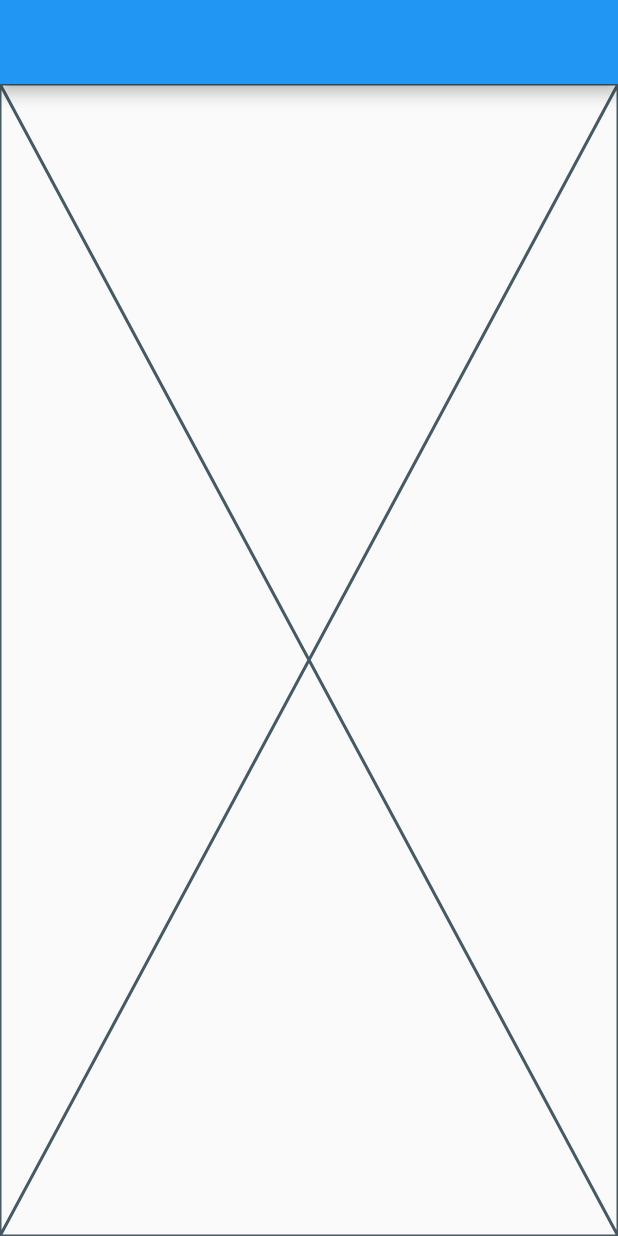
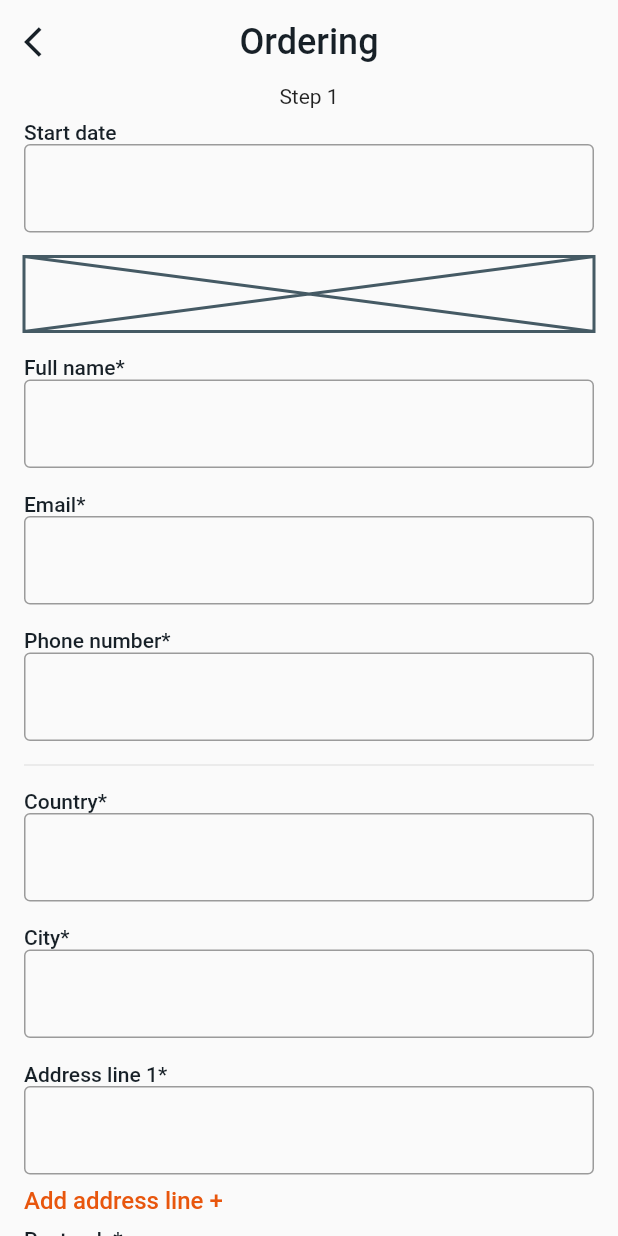
Before and after one commit to EgorP51/nix_test_task, a Flutter app: the screen it shows after launch, on a phone screen of 412 x 824 dp. Run offline on Flutter 3.47's test engine with Material 2 defaults, Android fonts, the light colour scheme and no system bars; our stand-ins replace google_fonts.

Commit message:
- basic implementation of the order page UI

```diff
--- /dev/null
+++ b/lib/ordering/constants/numeric_constants.dart
@@ -0,0 +1,4 @@
+class NumericConstants {
+  static const double defaultPadding = 16;
+  static const double buttonRadius = 50;
+}
--- /dev/null
+++ b/lib/ordering/constants/texts.dart
@@ -0,0 +1,14 @@
+class Texts {
+  static const String ordering = 'Ordering';
+  static const String step1 = 'Step 1';
+  static const String startDate = 'Start date';
+  static const String fullName = 'Full name*';
+  static const String email = 'Email*';
+  static const String phoneNumber = 'Phone number*';
+  static const String country = 'Country*';
+  static const String city = 'City*';
+  static const String addAddressLine = 'Add address line +';
+  static String addressLine(int number) => 'Address line $number*';
+  static const String postcode = 'Postcode*';
+  static const String nextStep = 'Next step';
+}
--- a/lib/ordering/constants/ui/order_text_styles.dart
+++ b/lib/ordering/constants/ui/order_text_styles.dart
@@ -1,5 +1,6 @@
 import 'package:flutter/material.dart';
 import 'package:google_fonts/google_fonts.dart';
+import 'package:nix_test_task/ordering/constants/ui/order_colors.dart';
 
 class OrderTextStyles {
   static TextStyle headerBold = GoogleFonts.roboto(
@@ -8,12 +9,16 @@ class OrderTextStyles {
   );
   static TextStyle headerSemiBold = GoogleFonts.roboto(
     fontSize: 24.0,
-    // TODO: refactor as needed
+    color: OrderColors.black,
     fontWeight: FontWeight.w500,
   );
   static TextStyle text1 = GoogleFonts.roboto(
     fontSize: 32,
     fontWeight: FontWeight.bold,
   );
+  static TextStyle textMedium = GoogleFonts.roboto(
+    fontSize: 16,
+    fontWeight: FontWeight.w500,
+  );
   // add as needed
 }
--- /dev/null
+++ b/lib/ordering/constants/ui/widgets/custom_divider.dart
@@ -0,0 +1,16 @@
+import 'package:flutter/material.dart';
+import 'package:nix_test_task/ordering/constants/numeric_constants.dart';
+
+class CustomDivider extends StatelessWidget {
+  const CustomDivider({super.key});
+
+  @override
+  Widget build(BuildContext context) {
+    return const Padding(
+      padding: EdgeInsets.symmetric(
+        horizontal: NumericConstants.defaultPadding,
+      ),
+      child: Divider(),
+    );
+  }
+}
--- a/lib/ordering/constants/ui/widgets/order_text_field.dart
+++ b/lib/ordering/constants/ui/widgets/order_text_field.dart
@@ -5,6 +5,10 @@ class OrderTextField extends StatelessWidget {
 
   @override
   Widget build(BuildContext context) {
-    return TextFormField();
+    return TextFormField(
+      decoration: const InputDecoration(
+        border: OutlineInputBorder()
+      ),
+    );
   }
 }
--- /dev/null
+++ b/lib/ordering/presentation/widgets/add_address_button.dart
@@ -0,0 +1,30 @@
+import 'package:flutter/material.dart';
+import 'package:nix_test_task/ordering/constants/numeric_constants.dart';
+import 'package:nix_test_task/ordering/constants/ui/order_colors.dart';
+import 'package:nix_test_task/ordering/constants/ui/order_text_styles.dart';
+import 'package:nix_test_task/ordering/constants/texts.dart';
+
+class AddAddressButton extends StatelessWidget {
+  const AddAddressButton({super.key});
+
+  @override
+  Widget build(BuildContext context) {
+    return Align(
+      alignment: Alignment.centerLeft,
+      child: Padding(
+        padding: const EdgeInsets.symmetric(
+          horizontal: NumericConstants.defaultPadding,
+        ),
+        child: InkWell(
+          onTap: () {},
+          child: Text(
+            Texts.addAddressLine,
+            style: OrderTextStyles.textMedium.copyWith(
+              color: OrderColors.orange,
+            ),
+          ),
+        ),
+      ),
+    );
+  }
+}
--- /dev/null
+++ b/lib/ordering/presentation/widgets/next_step_button.dart
@@ -0,0 +1,32 @@
+import 'package:flutter/cupertino.dart';
+import 'package:nix_test_task/ordering/constants/numeric_constants.dart';
+import 'package:nix_test_task/ordering/constants/texts.dart';
+import 'package:nix_test_task/ordering/constants/ui/order_colors.dart';
+import 'package:nix_test_task/ordering/constants/ui/order_text_styles.dart';
+
+class NextStepButton extends StatelessWidget {
+  const NextStepButton({super.key});
+
+  @override
+  Widget build(BuildContext context) {
+    return Padding(
+      padding: const EdgeInsets.symmetric(
+        horizontal: NumericConstants.defaultPadding,
+      ),
+      child: SizedBox(
+        width: double.infinity,
+        child: CupertinoButton(
+          color: OrderColors.orange,
+          borderRadius: BorderRadius.circular(NumericConstants.buttonRadius),
+          child: Text(
+            Texts.nextStep,
+            style: OrderTextStyles.textMedium.copyWith(
+              color: OrderColors.white,
+            ),
+          ),
+          onPressed: () {},
+        ),
+      ),
+    );
+  }
+}
--- a/lib/ordering/presentation/widgets/order_body.dart
+++ b/lib/ordering/presentation/widgets/order_body.dart
@@ -1,10 +1,57 @@
 import 'package:flutter/material.dart';
+import 'package:nix_test_task/ordering/constants/texts.dart';
+import 'package:nix_test_task/ordering/constants/ui/widgets/custom_divider.dart';
+import 'package:nix_test_task/ordering/presentation/widgets/add_address_button.dart';
+import 'package:nix_test_task/ordering/presentation/widgets/next_step_button.dart';
+import 'package:nix_test_task/ordering/presentation/widgets/select_recipient_address_widget.dart';
+import 'package:nix_test_task/ordering/presentation/widgets/select_sender_details_widget.dart';
+import 'package:nix_test_task/ordering/presentation/widgets/text_field_with_title.dart';
 
 class OrderBody extends StatelessWidget {
   const OrderBody({super.key});
 
   @override
   Widget build(BuildContext context) {
-    return const Placeholder();
+    return SingleChildScrollView(
+      child: Column(
+        children: [
+          const Text(Texts.step1),
+          const TextFieldWithTitle(title: Texts.startDate),
+          ...senderWidgets(),
+          ...recipientWidgets(),
+          const NextStepButton(),
+        ],
+      ),
+    );
+  }
+
+  List<Widget> senderWidgets() {
+    return [
+      const SelectSenderDetailsWidget(),
+      const TextFieldWithTitle(title: Texts.fullName),
+      const TextFieldWithTitle(title: Texts.email),
+      const TextFieldWithTitle(title: Texts.phoneNumber),
+      const CustomDivider(),
+      const TextFieldWithTitle(title: Texts.country),
+      const TextFieldWithTitle(title: Texts.city),
+      TextFieldWithTitle(title: Texts.addressLine(1)),
+      const AddAddressButton(),
+      const TextFieldWithTitle(title: Texts.postcode),
+    ];
+  }
+
+  List<Widget> recipientWidgets() {
+    return [
+      const SelectRecipientAddressWidget(),
+      const TextFieldWithTitle(title: Texts.fullName),
+      const TextFieldWithTitle(title: Texts.email),
+      const TextFieldWithTitle(title: Texts.phoneNumber),
+      const CustomDivider(),
+      const TextFieldWithTitle(title: Texts.country),
+      const TextFieldWithTitle(title: Texts.city),
+      TextFieldWithTitle(title: Texts.addressLine(1)),
+      const AddAddressButton(),
+      const TextFieldWithTitle(title: Texts.postcode),
+    ];
   }
 }
--- a/lib/ordering/presentation/widgets/order_widget.dart
+++ b/lib/ordering/presentation/widgets/order_widget.dart
@@ -1,4 +1,7 @@
 import 'package:flutter/material.dart';
+import 'package:nix_test_task/ordering/constants/texts.dart';
+import 'package:nix_test_task/ordering/constants/ui/order_colors.dart';
+import 'package:nix_test_task/ordering/constants/ui/order_text_styles.dart';
 import 'package:nix_test_task/ordering/presentation/widgets/order_body.dart';
 
 class OrderWidget extends StatelessWidget {
@@ -7,7 +10,14 @@ class OrderWidget extends StatelessWidget {
   @override
   Widget build(BuildContext context) {
     return Scaffold(
-      appBar: AppBar(),
+      appBar: AppBar(
+        backgroundColor: Colors.transparent,
+        elevation: 0,
+        title: Text(Texts.ordering, style: OrderTextStyles.headerSemiBold),
+        centerTitle: true,
+        leading: const Icon(Icons.arrow_back_ios),
+        iconTheme: const IconThemeData(color: OrderColors.black),
+      ),
       body: const OrderBody(),
     );
   }
--- /dev/null
+++ b/lib/ordering/presentation/widgets/select_recipient_address_widget.dart
@@ -0,0 +1,20 @@
+import 'package:flutter/material.dart';
+import 'package:nix_test_task/ordering/constants/numeric_constants.dart';
+
+class SelectRecipientAddressWidget extends StatelessWidget {
+  const SelectRecipientAddressWidget({super.key});
+
+  @override
+  Widget build(BuildContext context) {
+    return const Padding(
+      padding: EdgeInsets.symmetric(
+        vertical: NumericConstants.defaultPadding / 2,
+        horizontal: NumericConstants.defaultPadding,
+      ),
+      child: SizedBox(
+        height: 50,
+        child: Placeholder(),
+      ),
+    );
+  }
+}
--- /dev/null
+++ b/lib/ordering/presentation/widgets/select_sender_details_widget.dart
@@ -0,0 +1,20 @@
+import 'package:flutter/material.dart';
+import 'package:nix_test_task/ordering/constants/numeric_constants.dart';
+
+class SelectSenderDetailsWidget extends StatelessWidget {
+  const SelectSenderDetailsWidget({super.key});
+
+  @override
+  Widget build(BuildContext context) {
+    return const Padding(
+      padding: EdgeInsets.symmetric(
+        vertical: NumericConstants.defaultPadding / 2,
+        horizontal: NumericConstants.defaultPadding,
+      ),
+      child: SizedBox(
+        height: 50,
+        child: Placeholder(),
+      ),
+    );
+  }
+}
--- /dev/null
+++ b/lib/ordering/presentation/widgets/text_field_with_title.dart
@@ -0,0 +1,31 @@
+import 'package:flutter/material.dart';
+import 'package:nix_test_task/ordering/constants/numeric_constants.dart';
+import 'package:nix_test_task/ordering/constants/ui/order_text_styles.dart';
+import 'package:nix_test_task/ordering/constants/ui/widgets/order_text_field.dart';
+
+class TextFieldWithTitle extends StatelessWidget {
+  const TextFieldWithTitle({super.key, required this.title});
+
+  final String title;
+
+  @override
+  Widget build(BuildContext context) {
+    return Padding(
+      padding: const EdgeInsets.symmetric(
+        vertical: NumericConstants.defaultPadding / 2,
+        horizontal: NumericConstants.defaultPadding,
+      ),
+      child: Column(
+        crossAxisAlignment: CrossAxisAlignment.start,
+        mainAxisSize: MainAxisSize.min,
+        children: [
+          Text(
+            title,
+            style: OrderTextStyles.headerSemiBold.copyWith(fontSize: 14),
+          ),
+          const OrderTextField(),
+        ],
+      ),
+    );
+  }
+}
```
